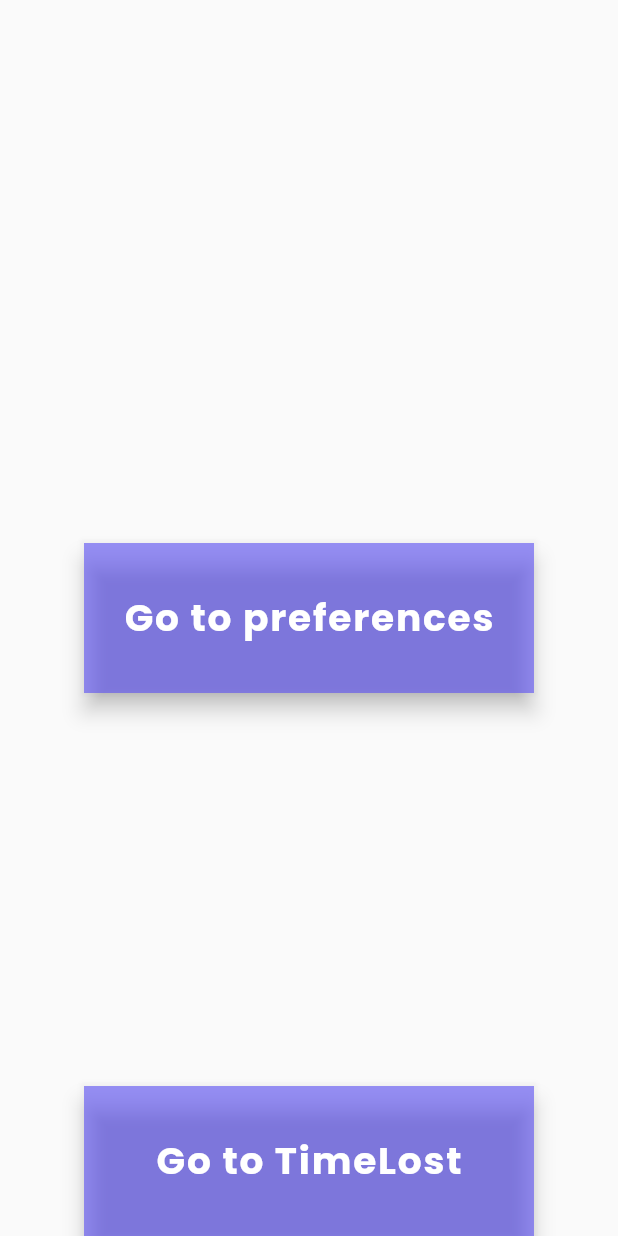
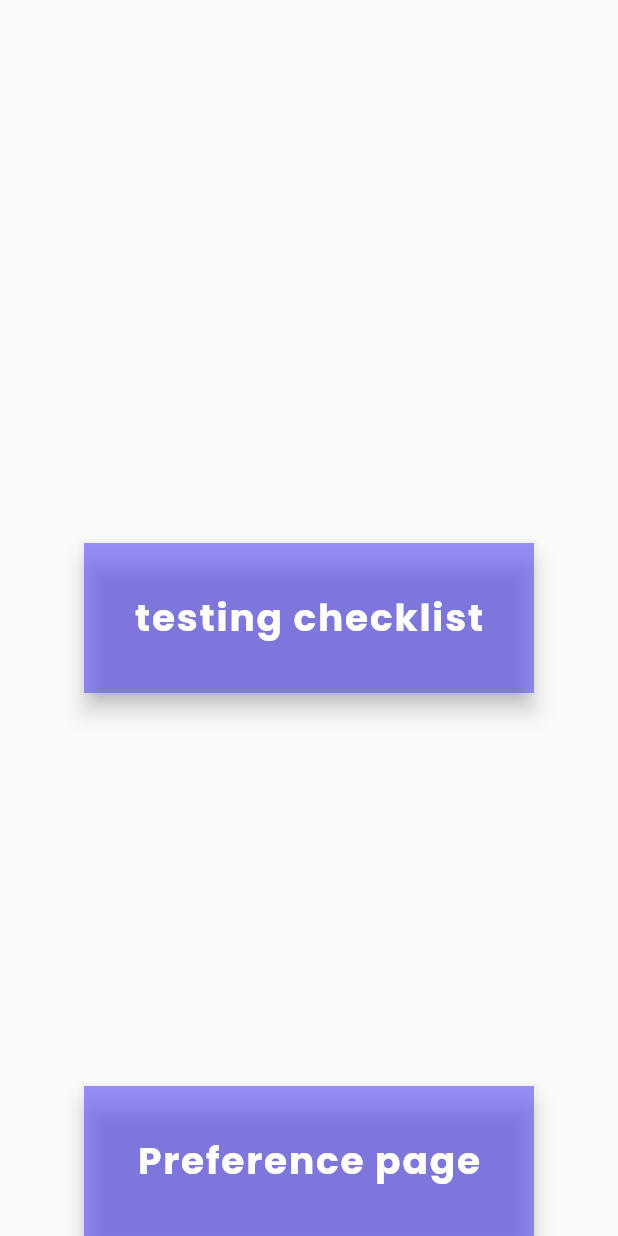
Before and after one commit to EIP-GetOut/GETOUT-Platform, a Flutter app: the MainPlaygroundPage screen opened directly, on a phone screen of 412 x 824 dp. Run offline on Flutter 3.47's test engine with Material 2 defaults, Android fonts, the phone set to English and light mode, and no system bars; missing offline and left inert: http_status_code.

Commit message:
feat(app): :art: home and preference pages are now in layouts/ and add a debug button in a home to go in the playground

```diff
--- a/app/lib/playgrounds/home/dashboard.dart
+++ b/app/lib/layouts/home/dashboard.dart
@@ -6,7 +6,7 @@
 */
 
 import 'package:flutter/gestures.dart';
-import "package:flutter/material.dart";
+import 'package:flutter/material.dart';
 import 'package:getout/models/requests/generate_movies.dart';
 
 class DashboardPage extends StatefulWidget {
@@ -53,7 +53,7 @@
                     Column(
                             children: [
                               Image.network('https://image.tmdb.org/t/p/w600_and_h900_bestv2${moviePreview.posterPath}', height: 400),
-                              Text('${moviePreview.title}'),
+                              Text(moviePreview.title),
 //                              Text('${moviePreview.id}')
                     ])
 //                                Image.network("aa" + widget.movies.),
--- a/app/lib/playgrounds/preference/slider.dart
+++ b/app/lib/layouts/preference/slider.dart
@@ -52,8 +52,6 @@
   }
 
   Widget preferenceTitle(BuildContext context, String name) {
-    bool isLandscape = MediaQuery.of(context).size.height < MediaQuery.of(context).size.width;
-
     return SizedBox(
         height: perHeight(context, 13),
         width: perWidth(context, 95),
@@ -80,9 +78,7 @@
   }
 
   Widget printLimit(BuildContext context) {
-    final double phoneHeight = MediaQuery.of(context).size.height;
-    final double phoneWidth = MediaQuery.of(context).size.width;
-    bool isLandscape = (phoneWidth > phoneHeight);
+    bool isLandscape = (MediaQuery.of(context).size.width > MediaQuery.of(context).size.height);
 
     return SizedBox(
         width: perWidth(context, 95),
--- a/app/lib/main.dart
+++ b/app/lib/main.dart
@@ -31,6 +31,8 @@
     Category(title: 'Policier'),
     Category(title: 'Science-Fiction'),
   ];
+
+  MyApp({super.key});
   @override
   Widget build(BuildContext context) {
     return MaterialApp(
--- a/app/lib/playgrounds/main_playground.dart
+++ b/app/lib/playgrounds/main_playground.dart
@@ -6,9 +6,9 @@
 ** Wrote by Erwan Cariou <erwan1.cariou@epitech.eu>
 */
 
-import "package:flutter/material.dart";
-import "package:getout/playgrounds/preference/preference.dart";
-import 'package:getout/playgrounds/preference/checklist.dart';
+import 'package:flutter/material.dart';
+import 'package:getout/layouts/preference/preference.dart';
+import 'package:getout/layouts/preference/checklist.dart';
 
 class MainPlaygroundPage extends StatefulWidget {
   const MainPlaygroundPage({Key? key}) : super(key: key);
@@ -26,7 +26,7 @@
             mainAxisAlignment: MainAxisAlignment.spaceBetween,
             crossAxisAlignment: CrossAxisAlignment.start,
             children: [
-              SizedBox(
+              const SizedBox(
                 width: 100,
                 height: 100,
               ),
@@ -34,11 +34,11 @@
                   width: 300,
                   height: 100,
                   child: FloatingActionButton(
-                      heroTag: "erwan-préferences",
+                      heroTag: 'Checklist',
                       shape: const RoundedRectangleBorder(),
                       onPressed: () => Navigator.push(context,
-                          MaterialPageRoute(builder: (context) => ChecklistPage(title: "noobies", categories: []))),
-                      child: const Text('Go to preferences',
+                          MaterialPageRoute(builder: (context) => const ChecklistPage(title: 'Test with empty categories', categories: []))),
+                      child: const Text('testing checklist',
                                         style: TextStyle(
                                         color: Colors.white,
                                         fontSize: 25,
@@ -51,11 +51,11 @@
                   width: 300,
                   height: 100,
                   child: FloatingActionButton(
-                      heroTag: "perry-timelost",
+                      heroTag: 'Preference-page',
                       shape: const RoundedRectangleBorder(),
                       onPressed: () => Navigator.push(context,
                           MaterialPageRoute(builder: (context) => PreferencesPage())),
-                      child: const Text('Go to TimeLost',
+                      child: const Text('Preference page',
                           style: TextStyle(
                           color: Colors.white,
                           fontSize: 25,
```
Also changed, not shown: app/lib/layouts/home/cover.dart (renamed from app/lib/playgrounds/home/cover.dart, +4 -4 lines), app/lib/layouts/home/loading.dart (renamed from app/lib/playgrounds/home/loading.dart, +3 -6 lines), app/lib/layouts/preference/preference.dart (renamed from app/lib/playgrounds/preference/preference.dart, +9 -12 lines), app/lib/layouts/welcome.dart (+19 -7 lines), app/lib/playgrounds/playground.dart (deleted, +0 -30 lines), app/assets/welcome_img.png (renamed from app/assets/jesaispas.png), app/lib/layouts/preference/checklist.dart (renamed from app/lib/playgrounds/preference/checklist.dart).
